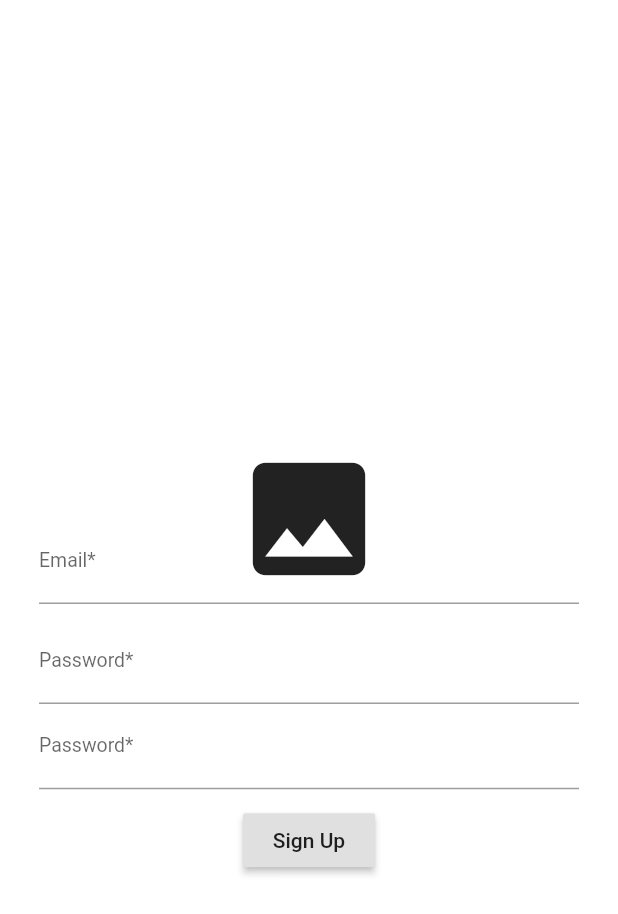
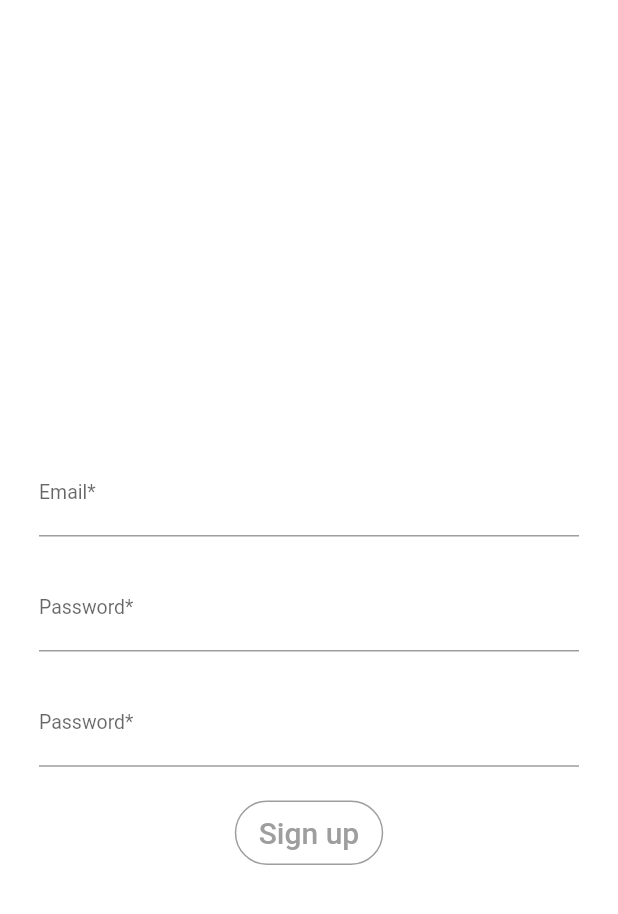
Before and after one commit to Sukendh/personal_diary, a Flutter app: the screen it shows after launch, after a tap on "Login", after a tap on "Create an account", on a phone screen of 412 x 824 dp. Shown: the top 914 px of the screen. Run offline on Flutter 3.47's test engine with Material 2 defaults, Android fonts, the phone set to English and light mode, and no system bars; our stand-ins replace cloud_firestore, firebase_auth, google_sign_in; accounts and stored records are empty.

Commit message:
all done

```diff
--- a/lib/main.dart
+++ b/lib/main.dart
@@ -1,9 +1,7 @@
 import 'package:flutter/material.dart';
 import 'package:personal_diary/plugins_utils/GoogleSignin.dart';
-import 'package:personal_diary/plugins_utils/SharedPreferences.dart';
 import 'package:personal_diary/views/diary_home.dart';
 import 'package:personal_diary/views/login_screen.dart';
-import 'package:personal_diary/views/sign_up_screen.dart';
 
 void main() {
   WidgetsFlutterBinding.ensureInitialized();
--- a/lib/plugins_utils/GoogleSignin.dart
+++ b/lib/plugins_utils/GoogleSignin.dart
@@ -52,13 +52,13 @@ class GoogleSigninUtils {
   }
 
   Future<FirebaseUser> currentUser() async {
-    FirebaseUser user = await FirebaseAuth.instance.currentUser();
+    FirebaseUser user = await _auth.currentUser();
     return user;
   }
 
   void signOutGoogle() async{
     await googleSignIn.signOut();
-
+    FirebaseAuth.instance.signOut();
     print("User Sign Out");
   }
 }
--- a/lib/views/login_screen.dart
+++ b/lib/views/login_screen.dart
@@ -1,7 +1,7 @@
 import 'package:flutter/material.dart';
+import 'package:personal_diary/app_utils/app_utils.dart';
 import 'package:personal_diary/firestore/firestore_services.dart';
 import 'package:personal_diary/plugins_utils/GoogleSignin.dart';
-import 'package:personal_diary/plugins_utils/SharedPreferences.dart';
 import 'package:personal_diary/views/diary_home.dart';
 import 'package:personal_diary/views/sign_up_screen.dart';
 
@@ -13,6 +13,7 @@ class LoginScreen extends StatefulWidget {
 class _LoginScreenState extends State<LoginScreen> {
   var divWidth;
   bool _autoValidate = false;
+  final GlobalKey<ScaffoldState> _scaffoldKey = new GlobalKey<ScaffoldState>();
   GlobalKey<FormState> _formKey = new GlobalKey<FormState>();
   final TextEditingController _emailTextController =
       new TextEditingController();
@@ -30,6 +31,7 @@ class _LoginScreenState extends State<LoginScreen> {
   Widget build(BuildContext context) {
     divWidth = MediaQuery.of(context).size.width;
     return Scaffold(
+      key: _scaffoldKey,
       backgroundColor: Colors.white,
       body: Center(
         child: SingleChildScrollView(
@@ -54,14 +56,6 @@ class _LoginScreenState extends State<LoginScreen> {
       mainAxisAlignment: MainAxisAlignment.center,
       children: <Widget>[
         new Container(
-          height: 50.0,
-          width: 145.0,
-          child: Icon(
-            Icons.image,
-            size: 100.0,
-          ),
-        ),
-        new Container(
           padding: EdgeInsets.only(left: 10.0, right: 10.0),
           margin: EdgeInsets.only(left: kMarginPadding, right: kMarginPadding),
           child: new TextFormField(
@@ -74,7 +68,7 @@ class _LoginScreenState extends State<LoginScreen> {
                   labelStyle: new TextStyle(fontSize: 13))),
         ),
         SizedBox(
-          height: 10.0,
+          height: 20.0,
         ),
         new Container(
           padding: EdgeInsets.only(left: 10.0, right: 10.0),
@@ -93,15 +87,29 @@ class _LoginScreenState extends State<LoginScreen> {
               controller: _passwordTextController,
               decoration: InputDecoration(
                   labelText: "Password*",
-                  hintText: "Enter a password",
-                  labelStyle: new TextStyle(fontSize: kFontSize))),
+                  hintText: "Enter your password",
+                  labelStyle: new TextStyle(fontSize: 13))),
         ),
         SizedBox(
-          height: 10.0,
+          height: 20.0,
         ),
-        new RaisedButton(
+        OutlineButton(
+          splashColor: Colors.grey,
           onPressed: () => _loginButtonTapped(),
-          child: new Text("Login"),
+          shape:
+              RoundedRectangleBorder(borderRadius: BorderRadius.circular(40)),
+          highlightElevation: 0,
+          borderSide: BorderSide(color: Colors.grey),
+          child: Padding(
+            padding: const EdgeInsets.fromLTRB(0, 10, 0, 10),
+            child: Text(
+              'Login',
+              style: TextStyle(
+                fontSize: 20,
+                color: Colors.grey,
+              ),
+            ),
+          ),
         ),
         new Container(
           margin: EdgeInsets.only(top: 20.0, left: 15.0, right: 15.0),
@@ -114,7 +122,7 @@ class _LoginScreenState extends State<LoginScreen> {
             },
             child: new Text(
               'Create an account',
-              style: new TextStyle(color: Colors.black),
+              style: new TextStyle(color: Colors.black54, fontSize: 18.0),
             )),
       ],
     );
@@ -132,16 +140,23 @@ class _LoginScreenState extends State<LoginScreen> {
 
   _loginButtonTapped() {
     FocusScope.of(context).requestFocus(new FocusNode());
-
     if (_formKey.currentState.validate()) {
-      GoogleSigninUtils().SigninUserWithUsernameAndPassowrd(_emailTextController.text, _passwordTextController.text).then((result) {
+      _formKey.currentState.save();
+      GoogleSigninUtils()
+          .SigninUserWithUsernameAndPassowrd(
+              _emailTextController.text, _passwordTextController.text)
+          .then((result) {
         if (result != null) {
+          AppUtils.showSnackBar(_scaffoldKey, 'Signed in...');
           var map = {
             'username': _emailTextController.text.trim().toString(),
-            'password': _passwordTextController.text.trim().toString()};
+            'password': _passwordTextController.text.trim().toString()
+          };
           FirestoreServices().createUser(map, result.uid);
           Navigator.push(
               context, MaterialPageRoute(builder: (context) => DiaryHome()));
+        } else {
+          AppUtils.showSnackBar(_scaffoldKey, 'Sign in error...');
         }
       });
     }
@@ -149,11 +164,17 @@ class _LoginScreenState extends State<LoginScreen> {
 
   _googleSignInTapped() {
     GoogleSigninUtils().signInWithGoogle().then((user) {
-      print("------------- ${user}");
       if (user.getIdToken() != false) {
-        Preferences.setLoginStatus(true);
+        AppUtils.showSnackBar(_scaffoldKey, 'Signed in...');
+        var map = {
+          'username': user.email,
+          'password': user.uid
+        };
+        FirestoreServices().createUser(map, user.uid);
         Navigator.push(
             context, MaterialPageRoute(builder: (context) => DiaryHome()));
+      } else {
+        AppUtils.showSnackBar(_scaffoldKey, 'Sign in error...');
       }
     });
   }
--- a/lib/views/search_note.dart
+++ b/lib/views/search_note.dart
@@ -68,7 +68,7 @@ class DiarySearch extends SearchDelegate<Dairy> {
               ),
             ),
             Text(
-              'Enter a note to search.',
+              'Enter title, note, date or tag to search.',
               style: TextStyle(color: Colors.black),
             )
           ],
@@ -166,7 +166,7 @@ class DiarySearch extends SearchDelegate<Dairy> {
               ),
             ),
             Text(
-              'Enter a note to search.',
+              'Enter title, note, date or tag to search.',
               style: TextStyle(color: Colors.black),
             )
           ],
--- a/lib/views/sign_up_screen.dart
+++ b/lib/views/sign_up_screen.dart
@@ -1,8 +1,8 @@
 import 'package:flutter/material.dart';
 import 'package:flutter/services.dart';
+import 'package:personal_diary/app_utils/app_utils.dart';
 import 'package:personal_diary/firestore/firestore_services.dart';
 import 'package:personal_diary/plugins_utils/GoogleSignin.dart';
-import 'package:personal_diary/plugins_utils/SharedPreferences.dart';
 
 import 'diary_home.dart';
 
@@ -15,6 +15,7 @@ class _SignUpScreenState extends State<SignUpScreen> {
   var divWidth;
   bool _autoValidate = false;
   GlobalKey<FormState> _formKey = new GlobalKey<FormState>();
+  final GlobalKey<ScaffoldState> _scaffoldKey = new GlobalKey<ScaffoldState>();
   final TextEditingController _emailTextController =
   new TextEditingController();
   final TextEditingController _passwordTextController =
@@ -34,6 +35,7 @@ class _SignUpScreenState extends State<SignUpScreen> {
   Widget build(BuildContext context) {
     divWidth = MediaQuery.of(context).size.width;
     return Scaffold(
+      key: _scaffoldKey,
       backgroundColor: Colors.white,
       body: Center(
         child: SingleChildScrollView(
@@ -66,11 +68,6 @@ class _SignUpScreenState extends State<SignUpScreen> {
       mainAxisAlignment: MainAxisAlignment.center,
       children: <Widget>[
         new Container(
-          height: 50.0,
-          width: 145.0,
-          child: Icon(Icons.image, size: 100.0,),
-        ),
-        new Container(
           padding: EdgeInsets.only(left: 10.0, right: 10.0),
           margin: EdgeInsets.only(left: kMarginPadding, right: kMarginPadding),
           child: new TextFormField(
@@ -83,7 +80,7 @@ class _SignUpScreenState extends State<SignUpScreen> {
                   labelStyle: new TextStyle(fontSize: 13))),
         ),
         SizedBox(
-          height: 10.0,
+          height: 20.0,
         ),
         new Container(
           padding: EdgeInsets.only(left: 10.0, right: 10.0),
@@ -104,6 +101,9 @@ class _SignUpScreenState extends State<SignUpScreen> {
                   labelText: "Password*",
                   hintText: "Enter a password",
                   labelStyle: new TextStyle(fontSize: kFontSize))),
+        ),
+        SizedBox(
+          height: 20.0,
         ),
         new Container(
           padding: EdgeInsets.only(left: 10.0, right: 10.0),
@@ -130,11 +130,24 @@ class _SignUpScreenState extends State<SignUpScreen> {
                   labelStyle: new TextStyle(fontSize: kFontSize))),
         ),
         SizedBox(
-          height: 10.0,
+          height: 20.0,
         ),
-        new RaisedButton(
+        OutlineButton(
+          splashColor: Colors.grey,
           onPressed: () => _signUpButtonTapped(),
-          child: new Text("Sign Up"),
+          shape: RoundedRectangleBorder(borderRadius: BorderRadius.circular(40)),
+          highlightElevation: 0,
+          borderSide: BorderSide(color: Colors.grey),
+          child: Padding(
+            padding: const EdgeInsets.fromLTRB(0, 10, 0, 10),
+            child: Text(
+              'Sign up',
+              style: TextStyle(
+                fontSize: 20,
+                color: Colors.grey,
+              ),
+            ),
+          ),
         ),
       ],
     );
@@ -153,30 +166,22 @@ class _SignUpScreenState extends State<SignUpScreen> {
   _signUpButtonTapped() {
     FocusScope.of(context).requestFocus(new FocusNode());
 
+    if (_formKey.currentState.validate()) {
+      _formKey.currentState.save();
       GoogleSigninUtils().SignupUserWithUsernameAndPassowrd(_emailTextController.text.toString(), _passwordTextController.text.toString()).then((user) {
+        if (user != null) {
           var map = {
             'username': _emailTextController.text.trim().toString(),
             'password': _passwordTextController.text.trim().toString()};
           FirestoreServices().createUser(map, user.uid);
+          AppUtils.showSnackBar(_scaffoldKey, 'User created successfully');
           Navigator.push(context,
               MaterialPageRoute(builder: (context) => DiaryHome()));
-    });
-
-//    if (_formKey.currentState.validate()) {
-//
-//    }
+        } else {
+          AppUtils.showSnackBar(_scaffoldKey, 'User not created...');
         }
-
-  _signUpButtonTaped() {
-    FocusScope.of(context).requestFocus(new FocusNode());
-    if (_formKey.currentState.validate()) {
-      _formKey.currentState.save();
-      //sign up user..
-
-    } else {
-      setState(() {
-        _autoValidate = true;
       });
     }
   }
+
 }
--- a/pubspec.yaml
+++ b/pubspec.yaml
@@ -10,11 +10,9 @@ dependencies:
     sdk: flutter
 
   cupertino_icons: ^0.1.2
-  sqflite:
   path_provider:
   intl:
   flutter_staggered_grid_view:
-  shared_preferences:
   firebase_auth:
   google_sign_in:
   cloud_firestore:
@@ -39,6 +37,9 @@ flutter:
   # To add assets to your application, add an assets section, like this:
   assets:
     - assets/google_logo.png
+    - assets/happy.png
+    - assets/good.png
+    - assets/bad.png
 
   # An image asset can refer to one or more resolution-specific "variants", see
   # https://flutter.dev/assets-and-images/#resolution-aware.
```
Also changed, not shown: lib/app_utils/app_utils.dart (+5 -3 lines), lib/db_helper/db_helper.dart (deleted, +0 -109 lines), lib/design_course_app_theme.dart (deleted, +0 -88 lines), lib/firestore/firestore_services.dart (+0 -13 lines), lib/plugins_utils/SharedPreferences.dart (deleted, +0 -123 lines), lib/views/diary_detail.dart (+27 -24 lines), lib/views/diary_list.dart (+52 -19 lines), assets/bad.png (added), assets/good.png (added), assets/happy.png (added), pubspec.lock, 1 other file. Lines whose indentation alone changed are shown as unchanged.
